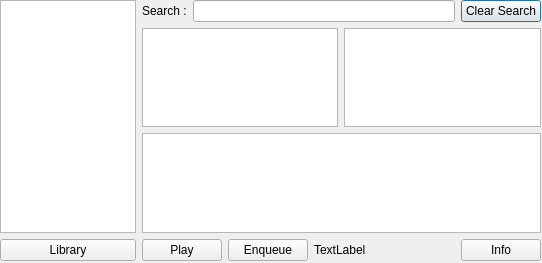
hawksterdhruv/music_player, file library.ui: the form before one commit.
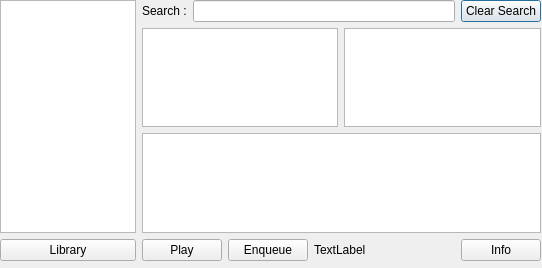
The form after the commit.

Commit message: ver0.11 lib populating, add button working

Patch:
```diff
--- a/library.ui
+++ b/library.ui
@@ -7,7 +7,7 @@
     <x>0</x>
     <y>0</y>
     <width>542</width>
-    <height>263</height>
+    <height>268</height>
    </rect>
   </property>
   <property name="windowTitle">
@@ -49,10 +49,10 @@
       <item>
        <layout class="QHBoxLayout" name="horizontalLayout_4">
         <item>
-         <widget class="QListView" name="artists"/>
+         <widget class="QTableView" name="albums"/>
         </item>
         <item>
-         <widget class="QListView" name="albums"/>
+         <widget class="QTableView" name="artists"/>
         </item>
        </layout>
       </item>
```
Left out of the diff: 6 changed lines with no effect on the pictures. The commit also changes 5 other files.
